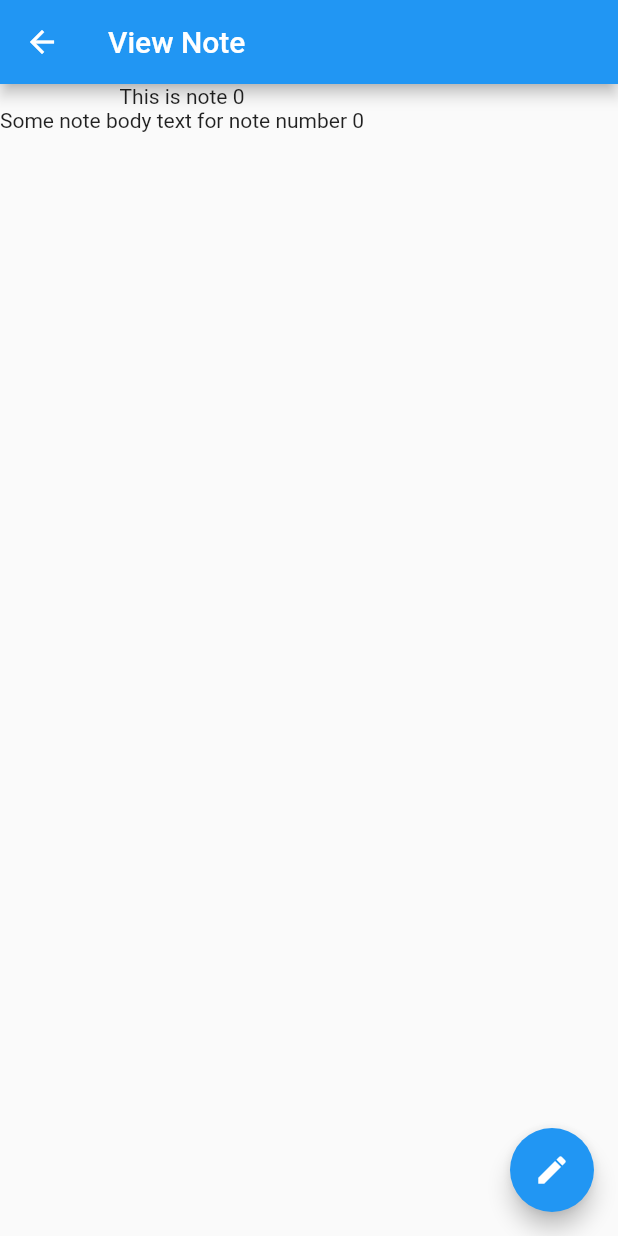
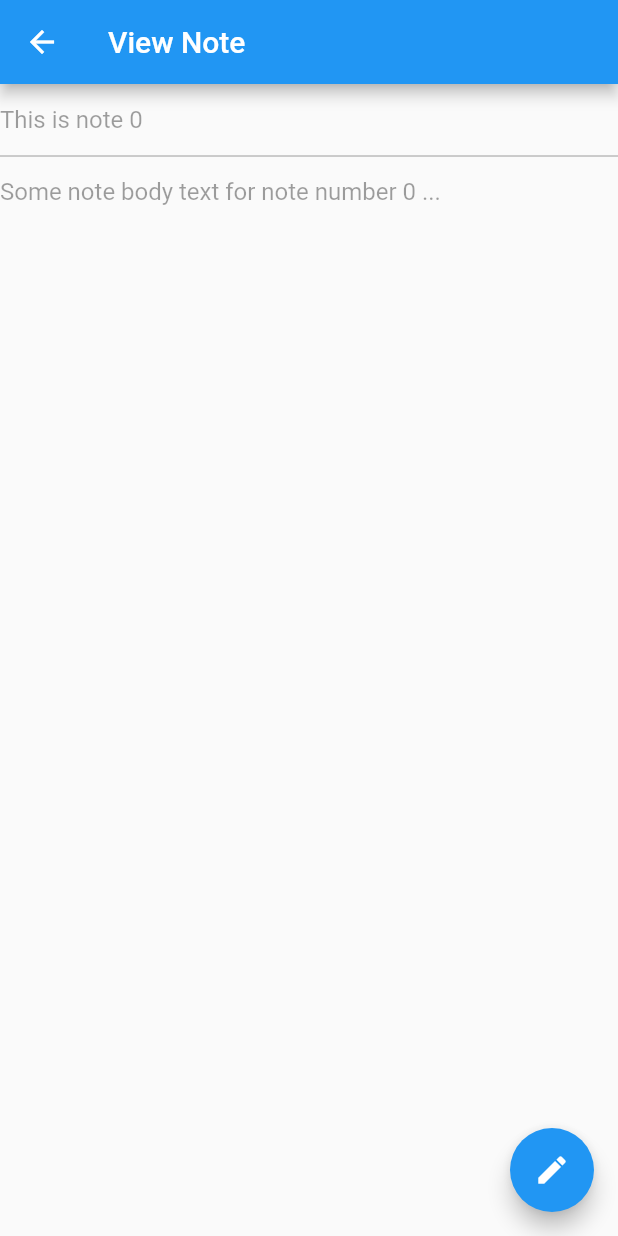
Before and after one commit to scottwinter/flutter_from_scratch, a Flutter app: the screen it shows after launch, after a tap on an icon or button, on a phone screen of 412 x 824 dp. Run offline on Flutter 3.47's test engine with Material 2 defaults, Android fonts, the phone set to English and light mode, and no system bars.

Commit message:
Updating the styling and layout of the text fields.

```diff
--- a/lib/pages/add_note.dart
+++ b/lib/pages/add_note.dart
@@ -42,11 +42,15 @@ class PageBody extends StatelessWidget {
         ),
       ),
       TextField(
+        maxLines: null,
+        keyboardType: TextInputType.multiline,
+        textAlign: TextAlign.left,
         controller: noteBodyController,
         decoration: InputDecoration(
-            hintText: "Note Body"
+            hintText: "Note Body",
+            border: InputBorder.none
         ),
-      )
+      ),
     ]
     );
   }
--- a/lib/pages/edit_note.dart
+++ b/lib/pages/edit_note.dart
@@ -52,10 +52,13 @@ class PageBody extends StatelessWidget {
             ),
           ),
           TextField(
+            maxLines: null,
+            keyboardType: TextInputType.multiline,
             textAlign: TextAlign.left,
             controller: noteBodyController,
             decoration: InputDecoration(
-                hintText: "Note Title"
+                hintText: "Note Title",
+                border: InputBorder.none
             ),
           ),
         ]
--- a/lib/pages/main_page.dart
+++ b/lib/pages/main_page.dart
@@ -72,7 +72,7 @@ class PageBody extends StatelessWidget {
     for (var i = 0; i < 20; i++) {
       Note note = new Note();
       note.noteTitle = "This is note $i";
-      note.noteBody = "Some note body text for note number $i";
+      note.noteBody = "Some note body text for note number $i ...";
       note.noteUpdatedDate = "$i days";
       notes.add(note);
     }
--- a/lib/pages/view_note.dart
+++ b/lib/pages/view_note.dart
@@ -31,15 +31,39 @@ class ViewNote extends StatelessWidget {
 }
 
 class PageBody extends StatelessWidget {
+
+
   final Note note;
   PageBody(this.note);
+
+  TextEditingController noteTitleController = TextEditingController();
+  TextEditingController noteBodyController = TextEditingController();
+
   @override
   Widget build(BuildContext context) {
+    noteTitleController.text = note.noteTitle;
+    noteBodyController.text = note.noteBody;
     return Column(
-      children: [
-        Text(note.noteTitle),
-        Text(note.noteBody)
-    ]
+        children: [
+          TextField(
+            enabled: false,
+            controller: noteTitleController,
+            decoration: InputDecoration(
+                hintText: "Note Title"
+            ),
+          ),
+          TextField(
+            enabled: false,
+            maxLines: null,
+            keyboardType: TextInputType.multiline,
+            textAlign: TextAlign.left,
+            controller: noteBodyController,
+            decoration: InputDecoration(
+                hintText: "Note Title",
+                border: InputBorder.none
+            ),
+          ),
+        ]
     );
   }
 }
```
